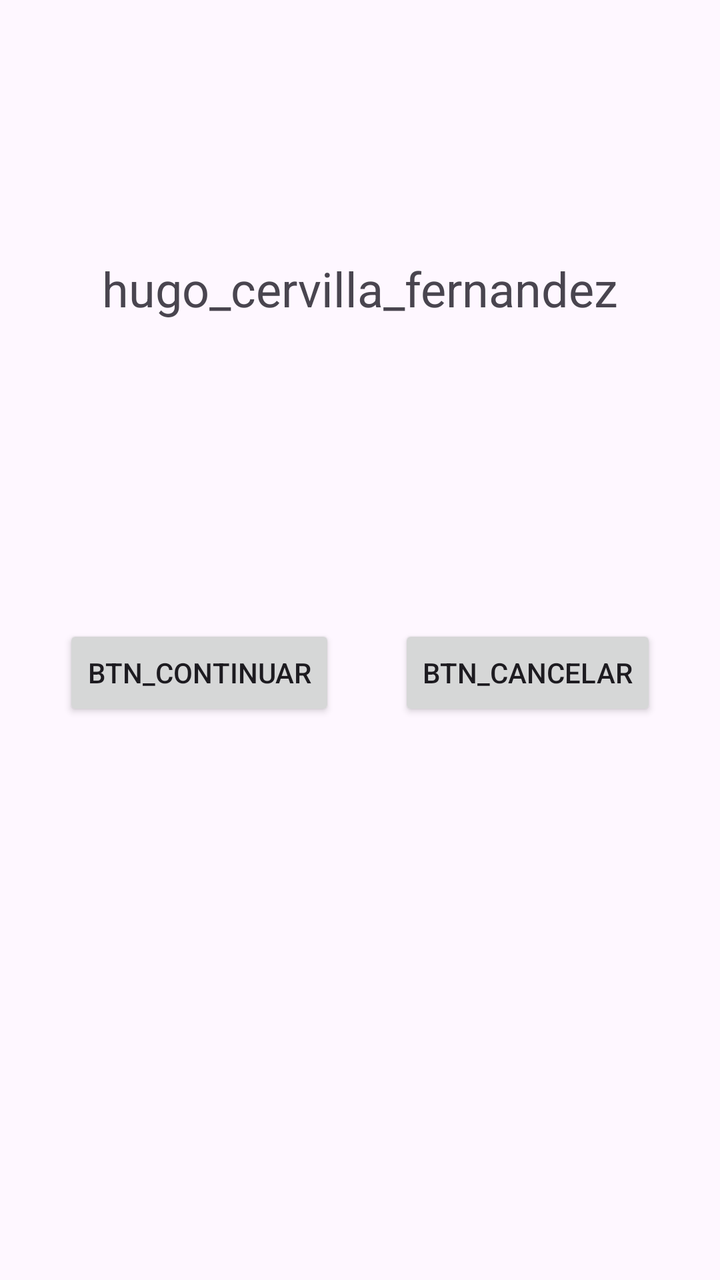
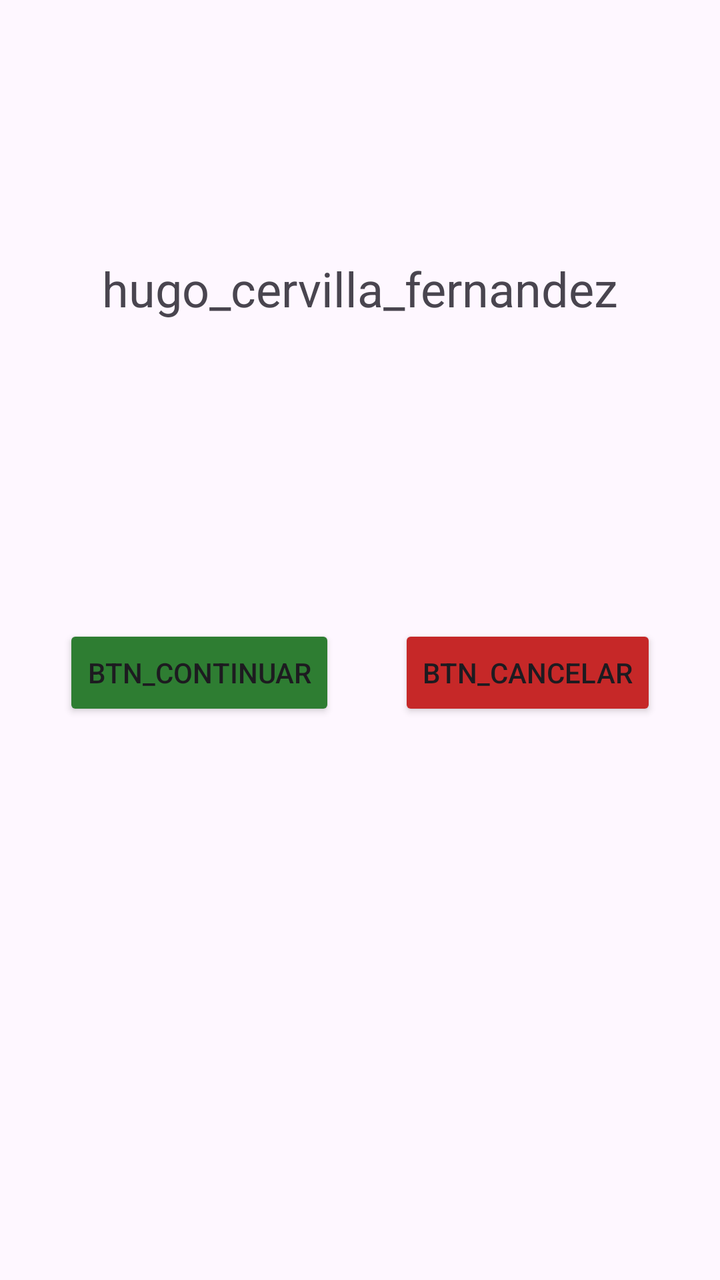

Two renders of the same Android screen: before a commit and after it. Below are the layout's source before the change and the commit's diff.
<!-- AndroidManifest.xml: application theme Theme.RecursosHugo -->
<!-- res/layout/activity_main.xml -->
<?xml version="1.0" encoding="utf-8"?>
<androidx.constraintlayout.widget.ConstraintLayout
    xmlns:android="http://schemas.android.com/apk/res/android"
    xmlns:app="http://schemas.android.com/apk/res-auto"
    android:id="@+id/main"
    android:layout_width="match_parent"
    android:layout_height="match_parent">

    <TextView
        android:id="@+id/tvNombre"
        android:layout_width="wrap_content"
        android:layout_height="wrap_content"
        android:layout_marginTop="128dp"
        android:text="@string/hugo_cervilla_fernandez"
        android:textSize="24sp"
        app:layout_constraintEnd_toEndOf="parent"
        app:layout_constraintStart_toStartOf="parent"
        app:layout_constraintTop_toTopOf="parent" />

    <Button
        android:id="@+id/btnContinuar"
        style="Boton1"
        android:layout_width="wrap_content"
        android:layout_height="wrap_content"
        android:layout_marginTop="152dp"
        android:text="@string/btn_continuar"
        app:layout_constraintEnd_toStartOf="@id/btnCancelar"
        app:layout_constraintStart_toStartOf="parent"
        app:layout_constraintTop_toBottomOf="@id/tvNombre" />

    <Button
        android:id="@+id/btnCancelar"
        style="Boton2"
        android:layout_width="wrap_content"
        android:layout_height="wrap_content"
        android:layout_marginTop="152dp"
        android:text="@string/btn_cancelar"
        app:layout_constraintEnd_toEndOf="parent"
        app:layout_constraintStart_toEndOf="@id/btnContinuar"
        app:layout_constraintTop_toBottomOf="@id/tvNombre" />

</androidx.constraintlayout.widget.ConstraintLayout>
<!-- resources referenced by this layout -->
<resources>
  <string name="btn_cancelar">btn_cancelar</string>
  <string name="btn_continuar">btn_continuar</string>
  <string name="hugo_cervilla_fernandez">hugo_cervilla_fernandez</string>
  <style name="Theme.RecursosHugo" parent="Base.Theme.RecursosHugo" />
  <style name="Base.Theme.RecursosHugo" parent="Theme.Material3.DayNight.NoActionBar">
          
          
      </style>
</resources>

<!-- the commit's change to res/layout/activity_main.xml (unified diff, before → after) -->
@@ -24,6 +24,7 @@
         android:layout_height="wrap_content"
         android:layout_marginTop="152dp"
         android:text="@string/btn_continuar"
+        app:backgroundTint="@color/verde_continuar"
         app:layout_constraintEnd_toStartOf="@id/btnCancelar"
         app:layout_constraintStart_toStartOf="parent"
         app:layout_constraintTop_toBottomOf="@id/tvNombre" />
@@ -35,6 +36,7 @@
         android:layout_height="wrap_content"
         android:layout_marginTop="152dp"
         android:text="@string/btn_cancelar"
+        app:backgroundTint="@color/rojo_cancelar"
         app:layout_constraintEnd_toEndOf="parent"
         app:layout_constraintStart_toEndOf="@id/btnContinuar"
         app:layout_constraintTop_toBottomOf="@id/tvNombre" />
<!-- resource entries referenced after the edit -->
@@ -1,5 +1,7 @@
 <!-- resources referenced by this layout -->
 <resources>
+  <color name="rojo_cancelar">#C62828</color>
+  <color name="verde_continuar">#2E7D32</color>
   <string name="btn_cancelar">btn_cancelar</string>
   <string name="btn_continuar">btn_continuar</string>
   <string name="hugo_cervilla_fernandez">hugo_cervilla_fernandez</string>
